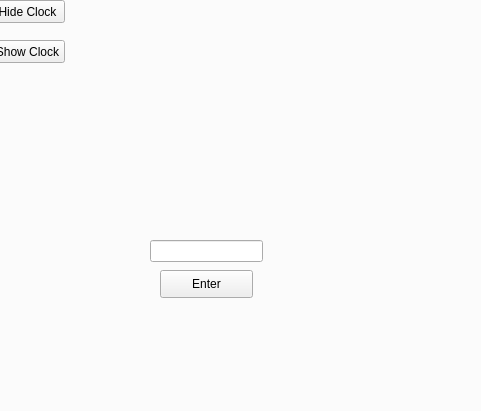
Above: WorkingClock/mainwindow.ui from jdrahoz/Clock before the change; both pictures show x 822 to 1303 and y 103 to 514 of the 1460 by 780 pixel window. Below: the same form after it.
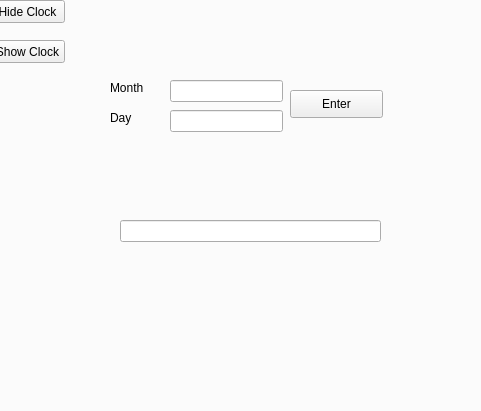
That is the form after the change. The open tabs and pages were chosen to show the change.

Commit message: integrate calendar functionality into clock

```diff
--- a/WorkingClock/mainwindow.ui
+++ b/WorkingClock/mainwindow.ui
@@ -45,17 +45,17 @@
      <widget class="QWidget" name="widgetCalender" native="true">
       <property name="geometry">
        <rect>
-        <x>960</x>
-        <y>190</y>
-        <width>191</width>
-        <height>201</height>
+        <x>930</x>
+        <y>130</y>
+        <width>321</width>
+        <height>291</height>
        </rect>
       </property>
       <widget class="QPushButton" name="enterButton">
        <property name="geometry">
         <rect>
-         <x>50</x>
-         <y>150</y>
+         <x>210</x>
+         <y>30</y>
          <width>93</width>
          <height>28</height>
         </rect>
@@ -64,12 +64,58 @@
         <string>Enter</string>
        </property>
       </widget>
-      <widget class="QLineEdit" name="calenderEnter">
+      <widget class="QLineEdit" name="monthEnter">
+       <property name="geometry">
+        <rect>
+         <x>90</x>
+         <y>20</y>
+         <width>113</width>
+         <height>22</height>
+        </rect>
+       </property>
+      </widget>
+      <widget class="QLabel" name="label_7">
+       <property name="geometry">
+        <rect>
+         <x>30</x>
+         <y>20</y>
+         <width>61</width>
+         <height>15</height>
+        </rect>
+       </property>
+       <property name="text">
+        <string>Month</string>
+       </property>
+      </widget>
+      <widget class="QLabel" name="label_8">
+       <property name="geometry">
+        <rect>
+         <x>30</x>
+         <y>50</y>
+         <width>61</width>
+         <height>15</height>
+        </rect>
+       </property>
+       <property name="text">
+        <string>Day</string>
+       </property>
+      </widget>
+      <widget class="QLineEdit" name="dayEnter">
+       <property name="geometry">
+        <rect>
+         <x>90</x>
+         <y>50</y>
+         <width>113</width>
+         <height>22</height>
+        </rect>
+       </property>
+      </widget>
+      <widget class="QLineEdit" name="calendarEdit">
        <property name="geometry">
         <rect>
          <x>40</x>
-         <y>120</y>
-         <width>113</width>
+         <y>160</y>
+         <width>261</width>
          <height>22</height>
         </rect>
        </property>
```
Left out of the diff: 4 changed lines with no effect on the pictures. The commit also changes 2 other files.
